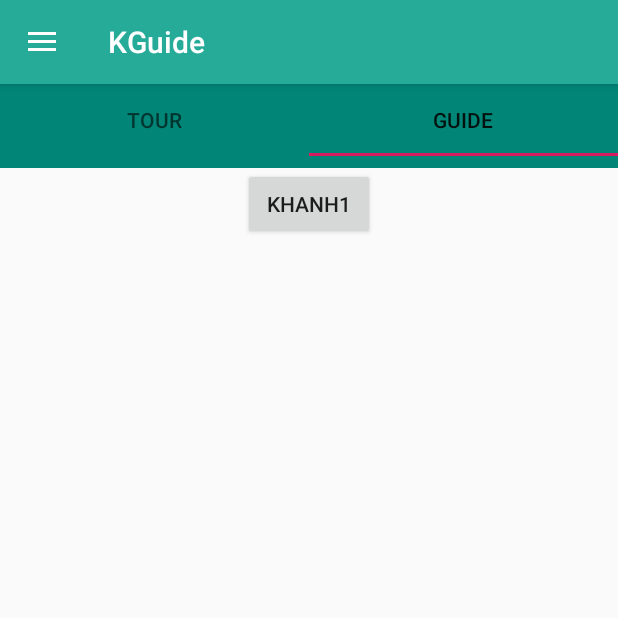
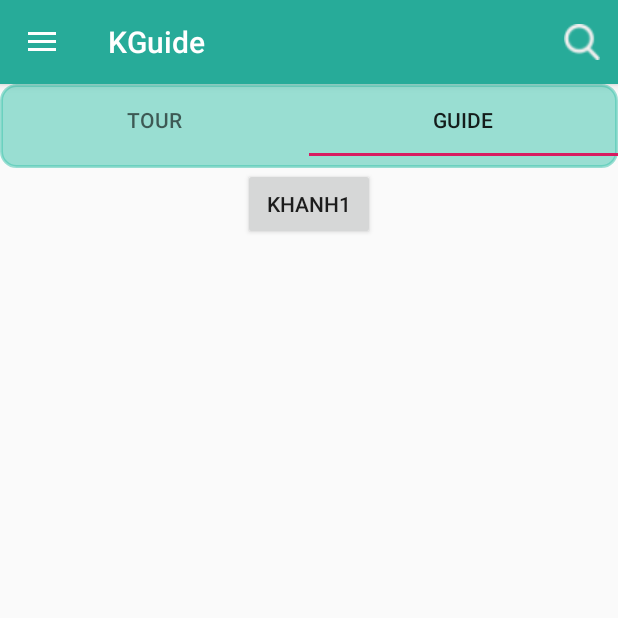
Before and after one commit to hovankhanh/KGuide_Internship, an Android app: the screen it shows after launch (MainActivity), tab 2 chosen, on a phone screen of 412 x 824 dp, the top half of it. Run offline under Robolectric (Android 15) with nearby library versions, the phone set to English and light mode, and no system bars.

Commit message:
layout 2

```diff
--- a/KGuide/app/src/main/java/com/example/khanhho/kguide/Activities/MainActivity.java
+++ b/KGuide/app/src/main/java/com/example/khanhho/kguide/Activities/MainActivity.java
@@ -10,14 +10,16 @@ import android.support.v4.widget.DrawerLayout;
 import android.support.v7.app.ActionBarDrawerToggle;
 import android.support.v7.app.AppCompatActivity;
 import android.support.v7.widget.Toolbar;
+import android.view.Menu;
 import android.view.MenuItem;
+import android.widget.Toast;
 
 import com.example.khanhho.kguide.Adapter.TouristFragmentAdapter;
 import com.example.khanhho.kguide.R;
 
 public class MainActivity extends AppCompatActivity
         implements NavigationView.OnNavigationItemSelectedListener {
-    private ViewPager nVPTourist;
+        private ViewPager nVPTourist;
 
 
     @Override
@@ -97,5 +99,27 @@ public class MainActivity extends AppCompatActivity
         return true;
     }
 
+    @Override
+    public boolean onCreateOptionsMenu(Menu menu) {
+        getMenuInflater().inflate(R.menu.toolbar_menu,menu);
+        MenuItem.OnActionExpandListener onActionExpandListener = new MenuItem.OnActionExpandListener() {
+            @Override
+            public boolean onMenuItemActionExpand(MenuItem item) {
+                Toast.makeText(MainActivity.this, "quang khanh1",Toast.LENGTH_SHORT).show();
+                return true;
+            }
+
+            @Override
+            public boolean onMenuItemActionCollapse(MenuItem item) {
+                Toast.makeText(MainActivity.this, "quang khanh2",Toast.LENGTH_SHORT).show();
+                return true;
+            }
+        };
+
+        MenuItem searchItem = menu.findItem(R.id.action_search);
+        searchItem.setOnActionExpandListener(onActionExpandListener);
+        return true;
+    }
+
 
 }
--- a/KGuide/app/src/main/res/layout/content_main.xml
+++ b/KGuide/app/src/main/res/layout/content_main.xml
@@ -13,7 +13,7 @@
         android:layout_width="match_parent"
         android:layout_height="wrap_content"
         android:id="@+id/tablayout"
-        android:background="@color/colorPrimary"
+        android:background="@drawable/circle_login_button"
         android:minHeight="?attr/actionBarSize">
 
     </android.support.design.widget.TabLayout>
--- /dev/null
+++ b/KGuide/app/src/main/res/menu/toolbar_menu.xml
@@ -0,0 +1,11 @@
+<?xml version="1.0" encoding="utf-8"?>
+<menu xmlns:android="http://schemas.android.com/apk/res/android"
+    xmlns:app="http://schemas.android.com/apk/res-auto">
+    <item
+        android:id="@+id/action_search"
+        android:orderInCategory="100"
+        android:title="Search"
+        android:icon="@drawable/icon_search"
+        app:showAsAction="ifRoom|collapseActionView"
+        app:actionViewClass="android.support.v7.widget.SearchView"/>
+</menu>
```
Also changed, not shown: KGuide/app/src/main/res/drawable-v24/icon_search.png (added).
